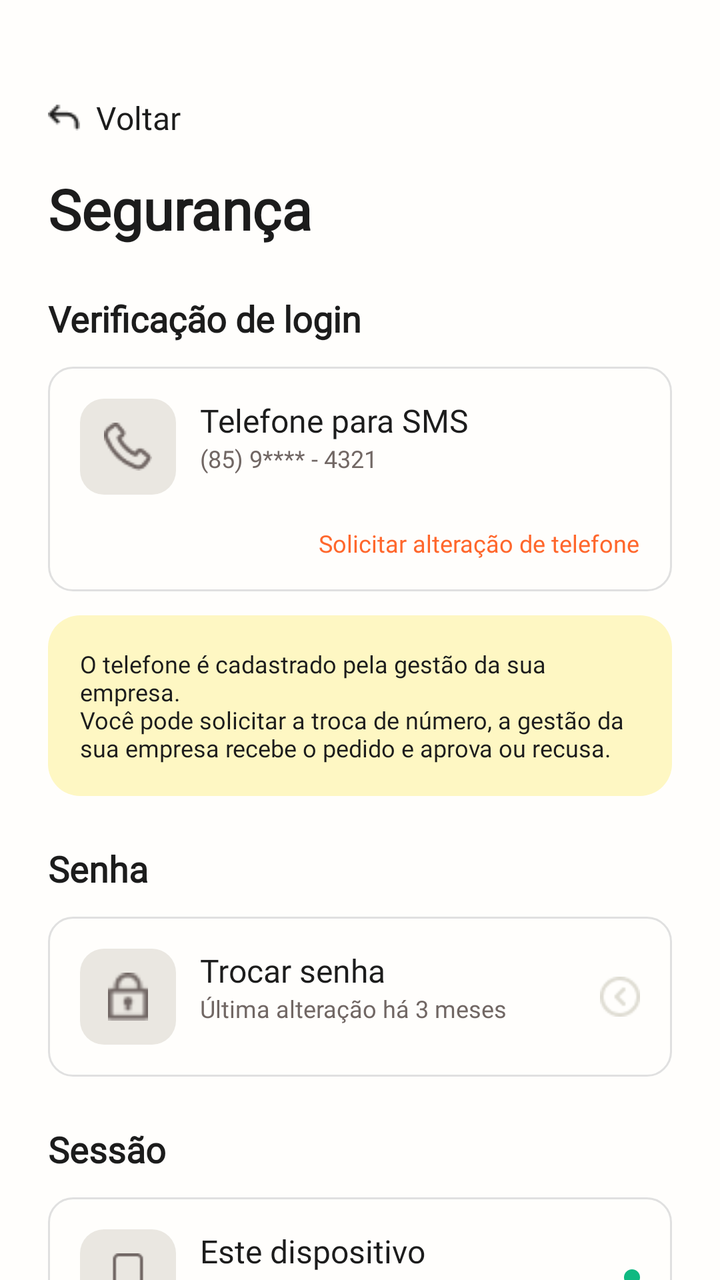
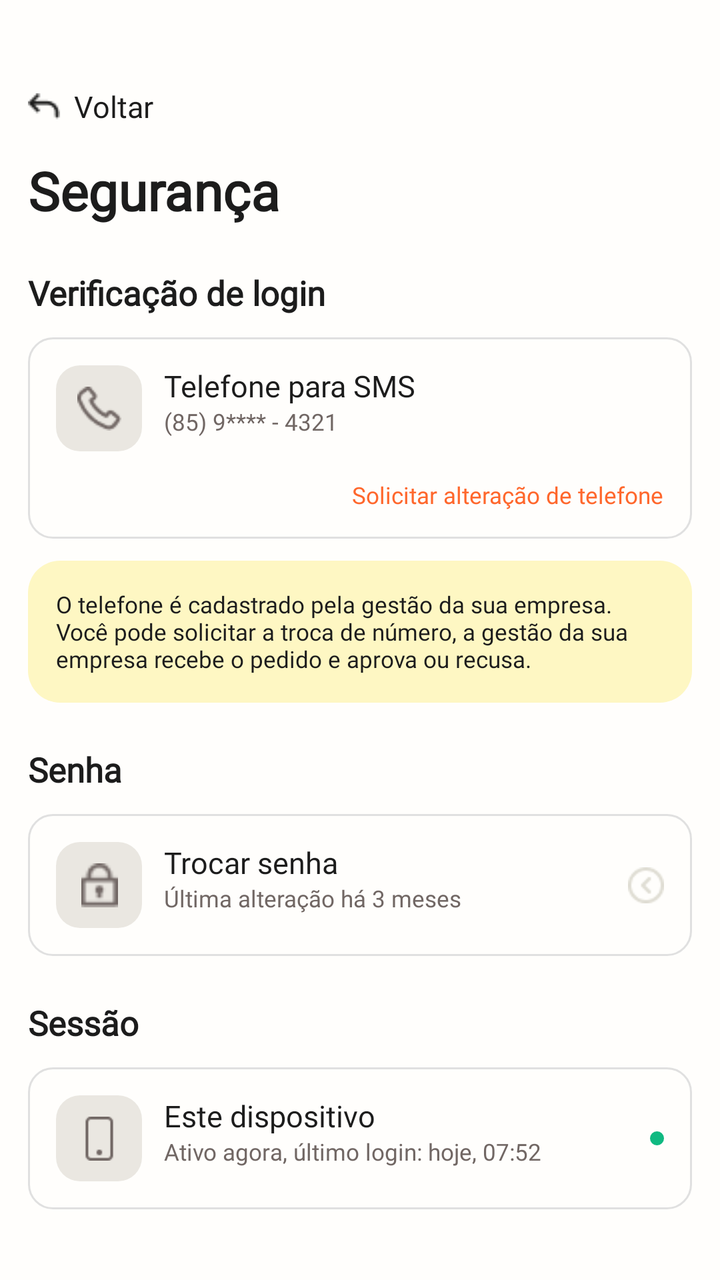

The first picture is an Android layout as it rendered before a commit; the second is the same layout after the commit. The layout source and the unified diff follow.
<!-- AndroidManifest.xml: application theme Theme.ApolloMobile -->
<!-- res/layout/activity_security.xml -->
<?xml version="1.0" encoding="utf-8"?>
<androidx.constraintlayout.widget.ConstraintLayout xmlns:android="http://schemas.android.com/apk/res/android"
    xmlns:app="http://schemas.android.com/apk/res-auto"
    xmlns:tools="http://schemas.android.com/tools"
    android:layout_width="match_parent"
    android:layout_height="match_parent"
    android:background="@color/neutral_white"
    tools:context=".view.security.SecurityActivity">

    <androidx.core.widget.NestedScrollView
        android:layout_width="match_parent"
        android:layout_height="match_parent"
        android:fillViewport="true">

        <LinearLayout
            android:layout_width="match_parent"
            android:layout_height="wrap_content"
            android:orientation="vertical"
            android:paddingHorizontal="24dp"
            android:paddingTop="48dp"
            android:paddingBottom="24dp">

            
            <TextView
                android:id="@+id/tvBack"
                style="@style/apollo_label2"
                android:layout_width="wrap_content"
                android:layout_height="wrap_content"
                android:drawableStart="@drawable/ic_arrow_back"
                android:drawablePadding="8dp"
                android:gravity="center_vertical"
                android:text="Voltar"
                android:textColor="@color/neutral_black"
                app:layout_constraintStart_toStartOf="parent"
                app:layout_constraintTop_toTopOf="parent" />

            <TextView
                style="@style/apollo_h4"
                android:layout_width="wrap_content"
                android:layout_height="wrap_content"
                android:layout_marginTop="16dp"
                android:text="Segurança"
                android:textColor="@color/neutral_black"
                android:textStyle="bold" />

            
            <TextView
                style="@style/apollo_label1"
                android:layout_width="wrap_content"
                android:layout_height="wrap_content"
                android:layout_marginTop="24dp"
                android:text="Verificação de login"
                android:textColor="@color/neutral_black"
                android:textStyle="bold" />

            <LinearLayout
                android:layout_width="match_parent"
                android:layout_height="wrap_content"
                android:layout_marginTop="12dp"
                android:background="@drawable/bg_settings_card"
                android:orientation="vertical"
                android:padding="16dp">

                <androidx.constraintlayout.widget.ConstraintLayout
                    android:layout_width="match_parent"
                    android:layout_height="wrap_content">

                    <View
                        android:id="@+id/bg_ic_phone"
                        android:layout_width="48dp"
                        android:layout_height="48dp"
                        android:background="@drawable/bg_icon_rounded"
                        app:layout_constraintStart_toStartOf="parent"
                        app:layout_constraintTop_toTopOf="parent" />

                    <ImageView
                        android:layout_width="24dp"
                        android:layout_height="24dp"
                        android:src="@drawable/ic_phone"
                        app:layout_constraintBottom_toBottomOf="@id/bg_ic_phone"
                        app:layout_constraintEnd_toEndOf="@id/bg_ic_phone"
                        app:layout_constraintStart_toStartOf="@id/bg_ic_phone"
                        app:layout_constraintTop_toTopOf="@id/bg_ic_phone" />

                    <TextView
                        android:id="@+id/tv_phone_title"
                        style="@style/apollo_label2"
                        android:layout_width="0dp"
                        android:layout_height="wrap_content"
                        android:layout_marginStart="12dp"
                        android:text="Telefone para SMS"
                        app:layout_constraintEnd_toEndOf="parent"
                        app:layout_constraintStart_toEndOf="@id/bg_ic_phone"
                        app:layout_constraintTop_toTopOf="parent" />

                    <TextView
                        android:id="@+id/tv_phone_value"
                        style="@style/apollo_body4"
                        android:layout_width="0dp"
                        android:layout_height="wrap_content"
                        android:text="(85) 9**** - 4321"
                        android:textColor="@color/neutral_gray"
                        app:layout_constraintEnd_toEndOf="parent"
                        app:layout_constraintStart_toStartOf="@id/tv_phone_title"
                        app:layout_constraintTop_toBottomOf="@id/tv_phone_title" />

                </androidx.constraintlayout.widget.ConstraintLayout>

                <TextView
                    android:id="@+id/btn_change_phone"
                    style="@style/apollo_label4"
                    android:layout_width="wrap_content"
                    android:layout_height="wrap_content"
                    android:layout_gravity="end"
                    android:layout_marginTop="16dp"
                    android:text="Solicitar alteração de telefone"
                    android:textColor="@color/secondary_one" />
            </LinearLayout>

            <TextView
                style="@style/apollo_body4"
                android:layout_width="match_parent"
                android:layout_height="wrap_content"
                android:layout_marginTop="12dp"
                android:background="@drawable/bg_info_box"
                android:padding="16dp"
                android:text="O telefone é cadastrado pela gestão da sua empresa.\nVocê pode solicitar a troca de número, a gestão da sua empresa recebe o pedido e aprova ou recusa."
                android:textColor="@color/neutral_black" />

            
            <TextView
                style="@style/apollo_label1"
                android:layout_width="wrap_content"
                android:layout_height="wrap_content"
                android:layout_marginTop="24dp"
                android:text="Senha"
                android:textColor="@color/neutral_black"
                android:textStyle="bold" />

            <androidx.constraintlayout.widget.ConstraintLayout
                android:layout_width="match_parent"
                android:layout_height="wrap_content"
                android:layout_marginTop="12dp"
                android:background="@drawable/bg_settings_card"
                android:padding="16dp">

                <View
                    android:id="@+id/bg_ic_lock"
                    android:layout_width="48dp"
                    android:layout_height="48dp"
                    android:background="@drawable/bg_icon_rounded"
                    app:layout_constraintBottom_toBottomOf="parent"
                    app:layout_constraintStart_toStartOf="parent"
                    app:layout_constraintTop_toTopOf="parent" />

                <ImageView
                    android:layout_width="24dp"
                    android:layout_height="24dp"
                    android:src="@drawable/ic_lock"
                    app:layout_constraintBottom_toBottomOf="@id/bg_ic_lock"
                    app:layout_constraintEnd_toEndOf="@id/bg_ic_lock"
                    app:layout_constraintStart_toStartOf="@id/bg_ic_lock"
                    app:layout_constraintTop_toTopOf="@id/bg_ic_lock" />

                <TextView
                    android:id="@+id/tv_password_title"
                    style="@style/apollo_label2"
                    android:layout_width="0dp"
                    android:layout_height="wrap_content"
                    android:layout_marginStart="12dp"
                    android:text="Trocar senha"
                    app:layout_constraintEnd_toStartOf="@+id/iv_arrow_password"
                    app:layout_constraintStart_toEndOf="@id/bg_ic_lock"
                    app:layout_constraintTop_toTopOf="parent" />

                <TextView
                    style="@style/apollo_body4"
                    android:layout_width="0dp"
                    android:layout_height="wrap_content"
                    android:id="@+id/tv_password_value"
                    android:text="Última alteração há 3 meses"
                    android:textColor="@color/neutral_gray"
                    app:layout_constraintEnd_toStartOf="@+id/iv_arrow_password"
                    app:layout_constraintStart_toStartOf="@id/tv_password_title"
                    app:layout_constraintTop_toBottomOf="@id/tv_password_title" />

                <ImageView
                    android:id="@+id/iv_arrow_password"
                    android:layout_width="20dp"
                    android:layout_height="20dp"
                    android:src="@drawable/ic_arrow_gray"
                    app:layout_constraintBottom_toBottomOf="parent"
                    app:layout_constraintEnd_toEndOf="parent"
                    app:layout_constraintTop_toTopOf="parent" />
            </androidx.constraintlayout.widget.ConstraintLayout>

            
            <TextView
                style="@style/apollo_label1"
                android:layout_width="wrap_content"
                android:layout_height="wrap_content"
                android:layout_marginTop="24dp"
                android:text="Sessão"
                android:textColor="@color/neutral_black"
                android:textStyle="bold" />

            <androidx.constraintlayout.widget.ConstraintLayout
                android:layout_width="match_parent"
                android:layout_height="wrap_content"
                android:layout_marginTop="12dp"
                android:background="@drawable/bg_settings_card"
                android:padding="16dp">

                <View
                    android:id="@+id/bg_ic_device"
                    android:layout_width="48dp"
                    android:layout_height="48dp"
                    android:background="@drawable/bg_icon_rounded"
                    app:layout_constraintBottom_toBottomOf="parent"
                    app:layout_constraintStart_toStartOf="parent"
                    app:layout_constraintTop_toTopOf="parent" />

                <ImageView
                    android:layout_width="24dp"
                    android:layout_height="24dp"
                    android:src="@drawable/ic_smartphone"
                    app:layout_constraintBottom_toBottomOf="@id/bg_ic_device"
                    app:layout_constraintEnd_toEndOf="@id/bg_ic_device"
                    app:layout_constraintStart_toStartOf="@id/bg_ic_device"
                    app:layout_constraintTop_toTopOf="@id/bg_ic_device" />

                <TextView
                    android:id="@+id/tv_device_title"
                    style="@style/apollo_label2"
                    android:layout_width="0dp"
                    android:layout_height="wrap_content"
                    android:layout_marginStart="12dp"
                    android:text="Este dispositivo"
                    app:layout_constraintEnd_toStartOf="@+id/view_status_dot"
                    app:layout_constraintStart_toEndOf="@id/bg_ic_device"
                    app:layout_constraintTop_toTopOf="parent" />

                <TextView
                    style="@style/apollo_body4"
                    android:layout_width="0dp"
                    android:layout_height="wrap_content"
                    android:id="@+id/tv_device_value"
                    android:text="Ativo agora, último login: hoje, 07:52"
                    android:textColor="@color/neutral_gray"
                    app:layout_constraintEnd_toStartOf="@+id/view_status_dot"
                    app:layout_constraintStart_toStartOf="@id/tv_device_title"
                    app:layout_constraintTop_toBottomOf="@id/tv_device_title" />

                <View
                    android:id="@+id/view_status_dot"
                    android:layout_width="8dp"
                    android:layout_height="8dp"
                    android:background="@drawable/dot_indicator"
                    android:backgroundTint="@color/sucess_one"
                    app:layout_constraintBottom_toBottomOf="parent"
                    app:layout_constraintEnd_toEndOf="parent"
                    app:layout_constraintTop_toTopOf="parent" />
            </androidx.constraintlayout.widget.ConstraintLayout>

        </LinearLayout>
    </androidx.core.widget.NestedScrollView>

</androidx.constraintlayout.widget.ConstraintLayout>
<!-- resources referenced by this layout -->
<resources>
  <color name="neutral_black">#1C1C1C</color>
  <color name="neutral_gray">#716764</color>
  <color name="neutral_white">#FFFEFC</color>
  <color name="secondary_one">#FF672C</color>
  <color name="sucess_one">#10B981</color>
  <!-- drawable bg_icon_rounded (drawable) -->
  <?xml version="1.0" encoding="utf-8"?>
  <shape xmlns:android="http://schemas.android.com/apk/res/android">
      <solid android:color="#EAE7E1" />
      <corners android:radius="12dp" />
  </shape>
  <!-- drawable bg_info_box (drawable) -->
  <?xml version="1.0" encoding="utf-8"?>
  <shape xmlns:android="http://schemas.android.com/apk/res/android">
      <solid android:color="@color/primary_two" />
      <corners android:radius="16dp" />
  </shape>
  <!-- drawable bg_settings_card (drawable) -->
  <?xml version="1.0" encoding="utf-8"?>
  <shape xmlns:android="http://schemas.android.com/apk/res/android">
      <solid android:color="@color/neutral_white" />
      <corners android:radius="12dp" />
      <stroke android:width="1dp" android:color="#E0E0E0" />
  </shape>
  <!-- drawable dot_indicator (drawable) -->
  <?xml version="1.0" encoding="utf-8"?>
  <shape xmlns:android="http://schemas.android.com/apk/res/android"
      android:shape="oval">
      <solid android:color="@color/neutral_gray" />
      <size
          android:width="8dp"
          android:height="8dp" />
  </shape>
  <!-- drawable ic_arrow_back: png bitmap (drawable, 394 bytes) -->
  <!-- drawable ic_arrow_gray: png bitmap (drawable, 721 bytes) -->
  <!-- drawable ic_lock: png bitmap (drawable, 502 bytes) -->
  <!-- drawable ic_phone: png bitmap (drawable, 855 bytes) -->
  <!-- drawable ic_smartphone: png bitmap (drawable, 485 bytes) -->
  <style name="apollo_body4" parent="apollo_text_base">
          <item name="android:fontFamily">@font/manrope_regular</item>
          <item name="android:textSize">12sp</item>
      </style>
  <style name="apollo_h4" parent="apollo_text_base">
          <item name="android:fontFamily">@font/plusjakartasans_bold</item>
          <item name="android:textSize">28sp</item>
      </style>
  <style name="apollo_label1" parent="apollo_text_base">
          <item name="android:fontFamily">@font/manrope_bold</item>
          <item name="android:textSize">18sp</item>
      </style>
  <style name="apollo_label2" parent="apollo_text_base">
          <item name="android:fontFamily">@font/manrope_bold</item>
          <item name="android:textSize">16sp</item>
      </style>
  <style name="apollo_label4" parent="apollo_text_base">
          <item name="android:fontFamily">@font/manrope_bold</item>
          <item name="android:textSize">12sp</item>
      </style>
  <style name="Theme.ApolloMobile" parent="Base.Theme.ApolloMobile" />
  <color name="primary_two">#FEF7C3</color>
  <style name="apollo_text_base">
          <item name="android:textColor">@color/neutral_black</item>
      </style>
  <style name="Base.Theme.ApolloMobile" parent="Theme.Material3.DayNight.NoActionBar">
          
          <item name="colorPrimary">@color/secondary_three</item>
          <item name="android:statusBarColor">@color/secondary_three</item>
          <item name="android:windowLightStatusBar">false</item>
      </style>
  <color name="secondary_three">#FE4A11</color>
</resources>

<!-- the commit's change to res/layout/activity_security.xml (unified diff, before → after) -->
@@ -16,9 +16,9 @@
             android:layout_width="match_parent"
             android:layout_height="wrap_content"
             android:orientation="vertical"
-            android:paddingHorizontal="24dp"
-            android:paddingTop="48dp"
-            android:paddingBottom="24dp">
+        android:paddingHorizontal="@dimen/screen_horizontal_padding"
+            android:paddingTop="@dimen/space_48"
+            android:paddingBottom="@dimen/space_24">
 
             
             <TextView
@@ -27,7 +27,7 @@
                 android:layout_width="wrap_content"
                 android:layout_height="wrap_content"
                 android:drawableStart="@drawable/ic_arrow_back"
-                android:drawablePadding="8dp"
+                android:drawablePadding="@dimen/space_8"
                 android:gravity="center_vertical"
                 android:text="Voltar"
                 android:textColor="@color/neutral_black"
@@ -38,7 +38,7 @@
                 style="@style/apollo_h4"
                 android:layout_width="wrap_content"
                 android:layout_height="wrap_content"
-                android:layout_marginTop="16dp"
+                android:layout_marginTop="@dimen/space_16"
                 android:text="Segurança"
                 android:textColor="@color/neutral_black"
                 android:textStyle="bold" />
@@ -48,7 +48,7 @@
                 style="@style/apollo_label1"
                 android:layout_width="wrap_content"
                 android:layout_height="wrap_content"
-                android:layout_marginTop="24dp"
+                android:layout_marginTop="@dimen/space_24"
                 android:text="Verificação de login"
                 android:textColor="@color/neutral_black"
                 android:textStyle="bold" />
@@ -56,10 +56,10 @@
             <LinearLayout
                 android:layout_width="match_parent"
                 android:layout_height="wrap_content"
-                android:layout_marginTop="12dp"
+                android:layout_marginTop="@dimen/space_12"
                 android:background="@drawable/bg_settings_card"
                 android:orientation="vertical"
-                android:padding="16dp">
+                android:padding="@dimen/space_16">
 
                 <androidx.constraintlayout.widget.ConstraintLayout
                     android:layout_width="match_parent"
@@ -67,15 +67,15 @@
 
                     <View
                         android:id="@+id/bg_ic_phone"
-                        android:layout_width="48dp"
-                        android:layout_height="48dp"
+                        android:layout_width="@dimen/space_48"
+                        android:layout_height="@dimen/space_48"
                         android:background="@drawable/bg_icon_rounded"
                         app:layout_constraintStart_toStartOf="parent"
                         app:layout_constraintTop_toTopOf="parent" />
 
                     <ImageView
-                        android:layout_width="24dp"
-                        android:layout_height="24dp"
+                        android:layout_width="@dimen/space_24"
+                        android:layout_height="@dimen/space_24"
                         android:src="@drawable/ic_phone"
                         app:layout_constraintBottom_toBottomOf="@id/bg_ic_phone"
                         app:layout_constraintEnd_toEndOf="@id/bg_ic_phone"
@@ -87,7 +87,7 @@
                         style="@style/apollo_label2"
                         android:layout_width="0dp"
                         android:layout_height="wrap_content"
-                        android:layout_marginStart="12dp"
+                        android:layout_marginStart="@dimen/space_12"
                         android:text="Telefone para SMS"
                         app:layout_constraintEnd_toEndOf="parent"
                         app:layout_constraintStart_toEndOf="@id/bg_ic_phone"
@@ -112,7 +112,7 @@
                     android:layout_width="wrap_content"
                     android:layout_height="wrap_content"
                     android:layout_gravity="end"
-                    android:layout_marginTop="16dp"
+                    android:layout_marginTop="@dimen/space_16"
                     android:text="Solicitar alteração de telefone"
                     android:textColor="@color/secondary_one" />
             </LinearLayout>
@@ -121,9 +121,9 @@
                 style="@style/apollo_body4"
                 android:layout_width="match_parent"
                 android:layout_height="wrap_content"
-                android:layout_marginTop="12dp"
+                android:layout_marginTop="@dimen/space_12"
                 android:background="@drawable/bg_info_box"
-                android:padding="16dp"
+                android:padding="@dimen/space_16"
                 android:text="O telefone é cadastrado pela gestão da sua empresa.\nVocê pode solicitar a troca de número, a gestão da sua empresa recebe o pedido e aprova ou recusa."
                 android:textColor="@color/neutral_black" />
 
@@ -132,7 +132,7 @@
                 style="@style/apollo_label1"
                 android:layout_width="wrap_content"
                 android:layout_height="wrap_content"
-                android:layout_marginTop="24dp"
+                android:layout_marginTop="@dimen/space_24"
                 android:text="Senha"
                 android:textColor="@color/neutral_black"
                 android:textStyle="bold" />
@@ -140,22 +140,22 @@
             <androidx.constraintlayout.widget.ConstraintLayout
                 android:layout_width="match_parent"
                 android:layout_height="wrap_content"
-                android:layout_marginTop="12dp"
+                android:layout_marginTop="@dimen/space_12"
                 android:background="@drawable/bg_settings_card"
-                android:padding="16dp">
+                android:padding="@dimen/space_16">
 
                 <View
                     android:id="@+id/bg_ic_lock"
-                    android:layout_width="48dp"
-                    android:layout_height="48dp"
+                    android:layout_width="@dimen/space_48"
+                    android:layout_height="@dimen/space_48"
                     android:background="@drawable/bg_icon_rounded"
                     app:layout_constraintBottom_toBottomOf="parent"
                     app:layout_constraintStart_toStartOf="parent"
                     app:layout_constraintTop_toTopOf="parent" />
 
                 <ImageView
-                    android:layout_width="24dp"
-                    android:layout_height="24dp"
+                    android:layout_width="@dimen/space_24"
+                    android:layout_height="@dimen/space_24"
                     android:src="@drawable/ic_lock"
                     app:layout_constraintBottom_toBottomOf="@id/bg_ic_lock"
                     app:layout_constraintEnd_toEndOf="@id/bg_ic_lock"
@@ -167,7 +167,7 @@
                     style="@style/apollo_label2"
                     android:layout_width="0dp"
                     android:layout_height="wrap_content"
-                    android:layout_marginStart="12dp"
+                    android:layout_marginStart="@dimen/space_12"
                     android:text="Trocar senha"
                     app:layout_constraintEnd_toStartOf="@+id/iv_arrow_password"
                     app:layout_constraintStart_toEndOf="@id/bg_ic_lock"
@@ -186,8 +186,8 @@
 
                 <ImageView
                     android:id="@+id/iv_arrow_password"
-                    android:layout_width="20dp"
-                    android:layout_height="20dp"
+                    android:layout_width="@dimen/space_20"
+                    android:layout_height="@dimen/space_20"
                     android:src="@drawable/ic_arrow_gray"
                     app:layout_constraintBottom_toBottomOf="parent"
                     app:layout_constraintEnd_toEndOf="parent"
@@ -199,7 +199,7 @@
                 style="@style/apollo_label1"
                 android:layout_width="wrap_content"
                 android:layout_height="wrap_content"
-                android:layout_marginTop="24dp"
+                android:layout_marginTop="@dimen/space_24"
                 android:text="Sessão"
                 android:textColor="@color/neutral_black"
                 android:textStyle="bold" />
@@ -207,22 +207,22 @@
             <androidx.constraintlayout.widget.ConstraintLayout
                 android:layout_width="match_parent"
                 android:layout_height="wrap_content"
-                android:layout_marginTop="12dp"
+                android:layout_marginTop="@dimen/space_12"
                 android:background="@drawable/bg_settings_card"
-                android:padding="16dp">
+                android:padding="@dimen/space_16">
 
                 <View
                     android:id="@+id/bg_ic_device"
-                    android:layout_width="48dp"
-                    android:layout_height="48dp"
+                    android:layout_width="@dimen/space_48"
+                    android:layout_height="@dimen/space_48"
                     android:background="@drawable/bg_icon_rounded"
                     app:layout_constraintBottom_toBottomOf="parent"
                     app:layout_constraintStart_toStartOf="parent"
                     app:layout_constraintTop_toTopOf="parent" />
 
                 <ImageView
-                    android:layout_width="24dp"
-                    android:layout_height="24dp"
+                    android:layout_width="@dimen/space_24"
+                    android:layout_height="@dimen/space_24"
                     android:src="@drawable/ic_smartphone"
                     app:layout_constraintBottom_toBottomOf="@id/bg_ic_device"
                     app:layout_constraintEnd_toEndOf="@id/bg_ic_device"
@@ -234,7 +234,7 @@
                     style="@style/apollo_label2"
                     android:layout_width="0dp"
                     android:layout_height="wrap_content"
-                    android:layout_marginStart="12dp"
+                    android:layout_marginStart="@dimen/space_12"
                     android:text="Este dispositivo"
                     app:layout_constraintEnd_toStartOf="@+id/view_status_dot"
                     app:layout_constraintStart_toEndOf="@id/bg_ic_device"
@@ -253,8 +253,8 @@
 
                 <View
                     android:id="@+id/view_status_dot"
-                    android:layout_width="8dp"
-                    android:layout_height="8dp"
+                    android:layout_width="@dimen/space_8"
+                    android:layout_height="@dimen/space_8"
                     android:background="@drawable/dot_indicator"
                     android:backgroundTint="@color/sucess_one"
                     app:layout_constraintBottom_toBottomOf="parent"
<!-- resource entries referenced after the edit -->
@@ -5,6 +5,13 @@
   <color name="neutral_white">#FFFEFC</color>
   <color name="secondary_one">#FF672C</color>
   <color name="sucess_one">#10B981</color>
+  <dimen name="screen_horizontal_padding">13dp</dimen>
+  <dimen name="space_12">10dp</dimen>
+  <dimen name="space_16">13dp</dimen>
+  <dimen name="space_20">16dp</dimen>
+  <dimen name="space_24">19dp</dimen>
+  <dimen name="space_48">38dp</dimen>
+  <dimen name="space_8">6dp</dimen>
   <!-- drawable bg_icon_rounded (drawable) -->
   <?xml version="1.0" encoding="utf-8"?>
   <shape xmlns:android="http://schemas.android.com/apk/res/android">
@@ -40,29 +47,33 @@
   <!-- drawable ic_smartphone: png bitmap (drawable, 485 bytes) -->
   <style name="apollo_body4" parent="apollo_text_base">
           <item name="android:fontFamily">@font/manrope_regular</item>
-          <item name="android:textSize">12sp</item>
+          <item name="android:textSize">@dimen/text_12</item>
       </style>
   <style name="apollo_h4" parent="apollo_text_base">
           <item name="android:fontFamily">@font/plusjakartasans_bold</item>
-          <item name="android:textSize">28sp</item>
+          <item name="android:textSize">@dimen/text_28</item>
       </style>
   <style name="apollo_label1" parent="apollo_text_base">
           <item name="android:fontFamily">@font/manrope_bold</item>
-          <item name="android:textSize">18sp</item>
+          <item name="android:textSize">@dimen/text_18</item>
       </style>
   <style name="apollo_label2" parent="apollo_text_base">
           <item name="android:fontFamily">@font/manrope_bold</item>
-          <item name="android:textSize">16sp</item>
+          <item name="android:textSize">@dimen/text_16</item>
       </style>
   <style name="apollo_label4" parent="apollo_text_base">
           <item name="android:fontFamily">@font/manrope_bold</item>
-          <item name="android:textSize">12sp</item>
+          <item name="android:textSize">@dimen/text_12</item>
       </style>
   <style name="Theme.ApolloMobile" parent="Base.Theme.ApolloMobile" />
   <color name="primary_two">#FEF7C3</color>
   <style name="apollo_text_base">
           <item name="android:textColor">@color/neutral_black</item>
       </style>
+  <dimen name="text_12">10.5sp</dimen>
+  <dimen name="text_28">24.5sp</dimen>
+  <dimen name="text_18">16sp</dimen>
+  <dimen name="text_16">14sp</dimen>
   <style name="Base.Theme.ApolloMobile" parent="Theme.Material3.DayNight.NoActionBar">
           
           <item name="colorPrimary">@color/secondary_three</item>
